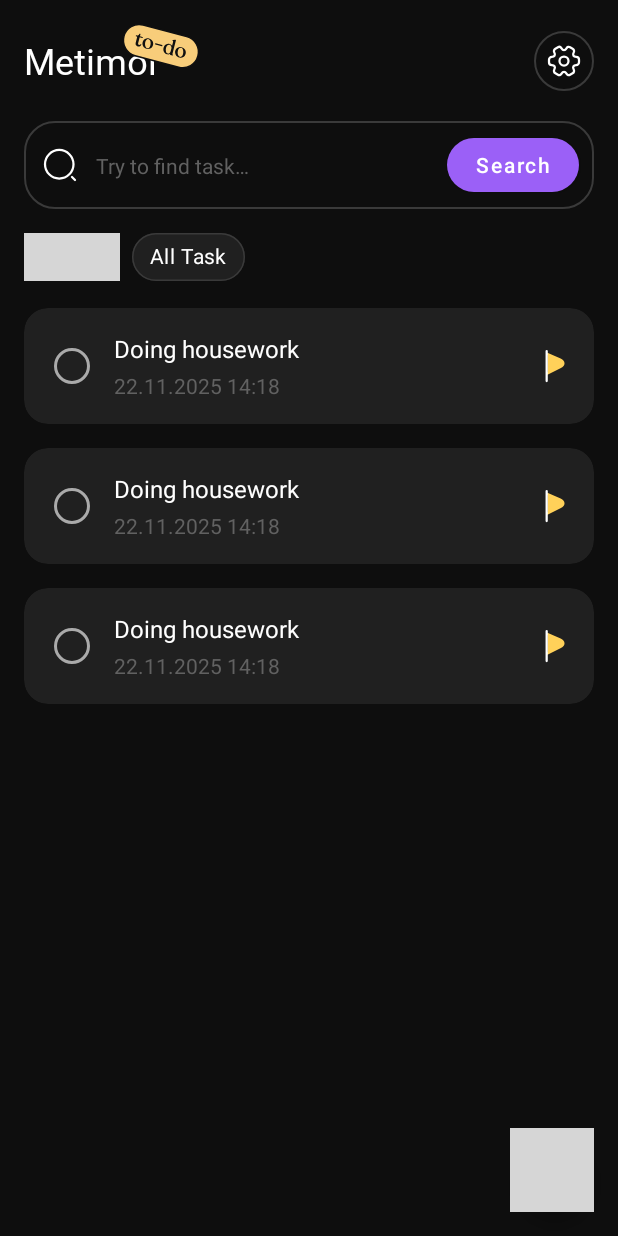
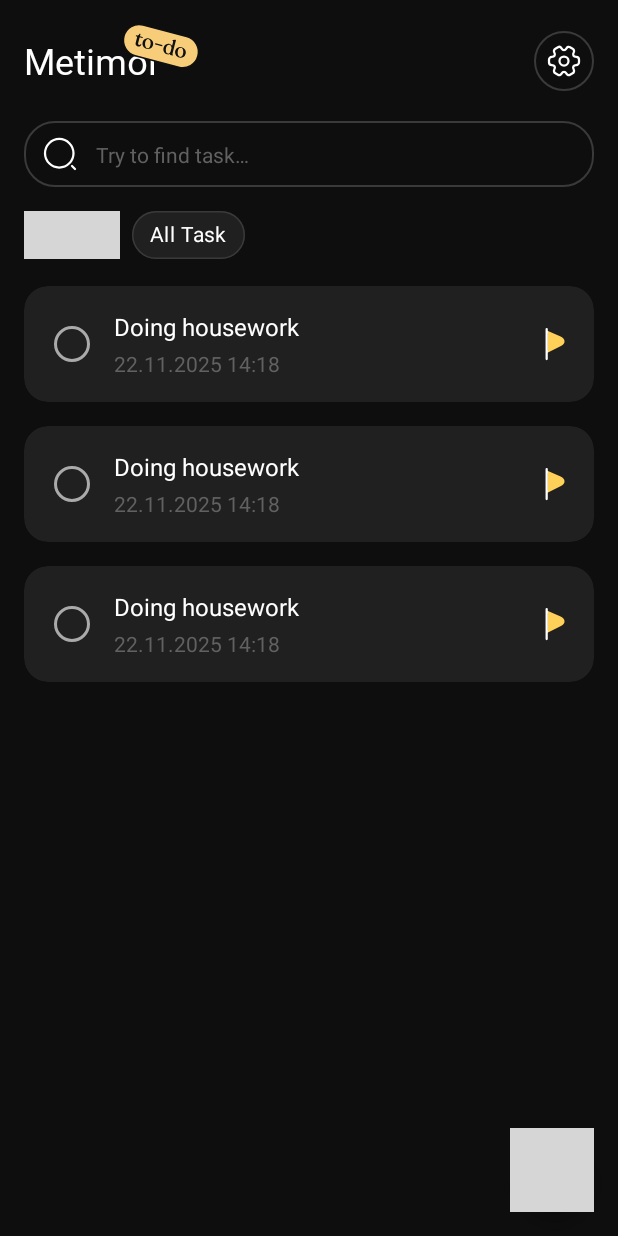
Before and after one commit to metimol/Todoshka, an Android app: the layout main_activity.xml on its own in the app's theme, with its tools: preview values and no code run, on a phone screen of 412 x 824 dp. Run offline under Robolectric (Android 15) with nearby library versions, the phone set to English and light mode, and no system bars; grey boxes are pictures that could not be loaded.

Commit message:
Add search functionality

```diff
--- a/app/src/main/java/com/metimol/todoshka/ToDoRepository.java
+++ b/app/src/main/java/com/metimol/todoshka/ToDoRepository.java
@@ -29,6 +29,10 @@ public class ToDoRepository {
         return toDoDao.getTodoById(taskId);
     }
 
+    public LiveData<List<ToDo>> searchTodos(String searchText) {
+        return toDoDao.searchTodos(searchText);
+    }
+
     public void update(ToDo toDo) {
         AppDatabase.databaseWriteExecutor.execute(() -> {
             toDoDao.updateToDo(toDo);
--- a/app/src/main/java/com/metimol/todoshka/database/ToDoDao.java
+++ b/app/src/main/java/com/metimol/todoshka/database/ToDoDao.java
@@ -46,6 +46,9 @@ public interface ToDoDao {
     @Query("SELECT * FROM todos WHERE id = :taskId LIMIT 1")
     LiveData<ToDo> getTodoById(int taskId);
 
+    @Query("SELECT * FROM todos WHERE text LIKE '%' || :searchText || '%' ORDER BY isCompleted ASC, id DESC")
+    LiveData<List<ToDo>> searchTodos(String searchText);
+
 
     // --- UPDATE ---
     @Update
--- a/app/src/main/res/layout/main_activity.xml
+++ b/app/src/main/res/layout/main_activity.xml
@@ -62,8 +62,8 @@
         android:layout_marginTop="24dp"
         android:layout_marginEnd="16dp"
         android:background="@drawable/rectangle_stroke_background"
-        android:paddingTop="5dp"
-        android:paddingBottom="5dp"
+        android:paddingTop="10dp"
+        android:paddingBottom="10dp"
         app:layout_constraintEnd_toEndOf="parent"
         app:layout_constraintStart_toStartOf="parent"
         app:layout_constraintTop_toBottomOf="@id/tvTitle">
@@ -93,28 +93,7 @@
             android:textColorHint="@color/terminal_steel"
             android:textSize="14sp"
             app:layout_constraintBottom_toBottomOf="parent"
-            app:layout_constraintEnd_toStartOf="@id/btnSearch"
             app:layout_constraintStart_toEndOf="@id/ivSearchIcon"
-            app:layout_constraintTop_toTopOf="parent" />
-
-        <com.google.android.material.button.MaterialButton
-            android:id="@+id/btnSearch"
-            android:layout_width="wrap_content"
-            android:layout_height="wrap_content"
-            android:layout_marginEnd="10dp"
-            android:paddingStart="16dp"
-            android:paddingTop="8dp"
-
-            android:paddingEnd="16dp"
-
-            android:paddingBottom="8dp"
-            android:text="@string/search_button"
-            android:textAllCaps="false"
-            android:textColor="@color/white"
-
-            app:cornerRadius="40dp"
-            app:layout_constraintBottom_toBottomOf="parent"
-            app:layout_constraintEnd_toEndOf="parent"
             app:layout_constraintTop_toTopOf="parent" />
 
     </androidx.constraintlayout.widget.ConstraintLayout>
```
Also changed, not shown: app/src/main/java/com/metimol/todoshka/MainActivity.java (+88 -12 lines), app/src/main/java/com/metimol/todoshka/MainViewModel.java (+51 -20 lines), 1 other file.
